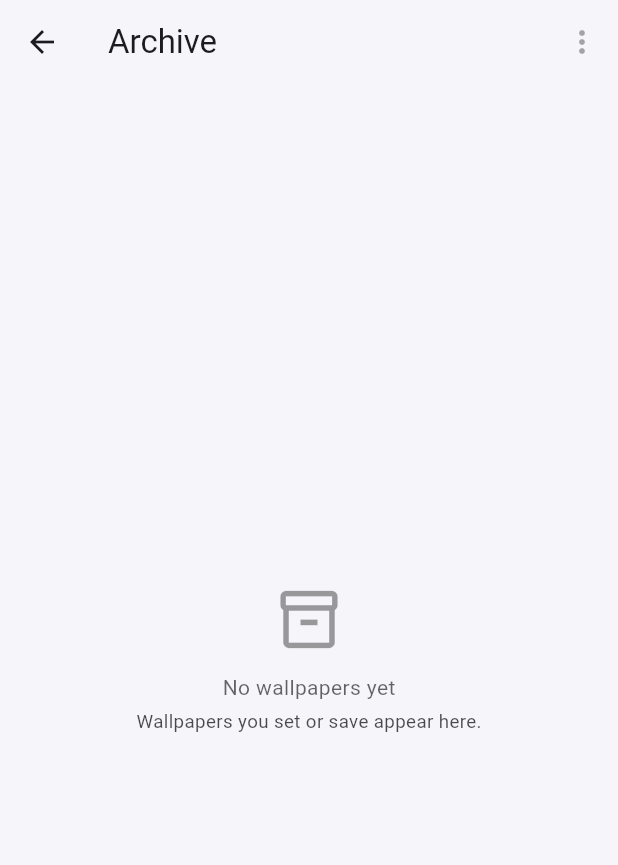
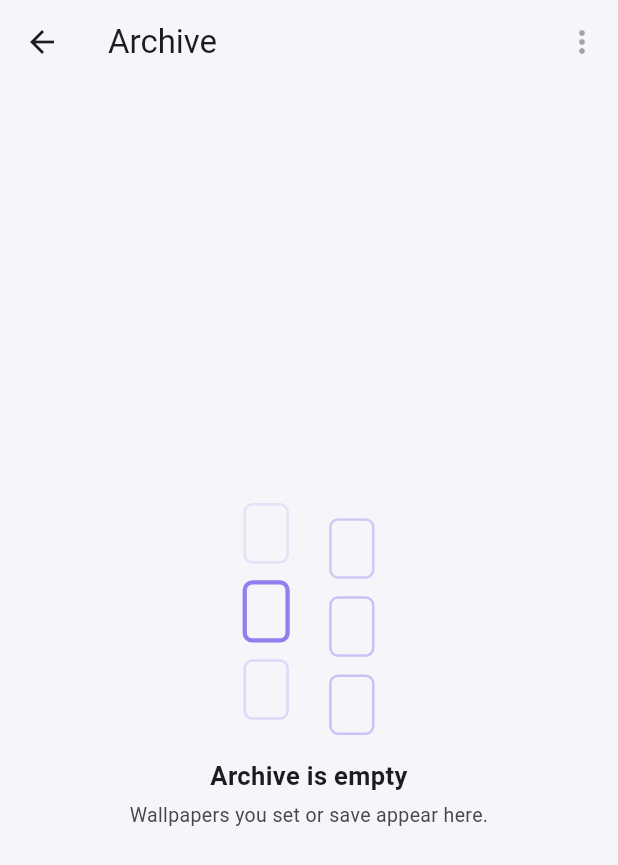
Before and after one commit to sherdor06/Wallpaper_app, a Flutter app: the screen it shows after launch, scrolled down 32 dp, after a tap on the "favorite outline" icon, after a tap on the "inventory 2" icon, on a phone screen of 412 x 824 dp. Shown: the top 865 px of the screen. Run offline on Flutter 3.47's test engine with Material 3 defaults, Android fonts, the phone set to English and light mode, and no system bars; our stand-ins replace cached_network_image, cupertino_native_better, dio, firebase_analytics, firebase_core, firebase_crashlytics and 4 more; missing offline and left inert: app_tracking_transparency, applovin_max, appmetrica_plugin, liquid_glass_widgets; accounts and stored records are empty; generated files the repository leaves out were written again; network calls fail; project files that could hold a hidden picture were left out.

Commit message:
Give Favorites and Archive real empty states
Both screens said almost nothing when empty, in text that was hard-coded
white and so nearly invisible in the light theme. They now share one
EmptyState widget -- animation, headline, sub-line, optional action -- so
the two cannot drift apart, and Home's empty grid goes through it too.

The animations come from the design project's own 10c/10d (heart, grid),
imported rather than redrawn. Two fallbacks sit under them: the bundled
empty.json, then a glyph. A missing asset is a silent runtime failure, and
an empty state is the last screen that should break.

Favorites gets a "Browse wallpapers" button that switches tab rather than
popping -- it is a page in an IndexedStack, and a pop would close the
shell. Archive gets no button (back or the tab bar already leads out) and
a larger animation, its artwork covering only half its canvas.

Archive's sub-line is not the one the spec asked for: this screen is
HistoryService, filled by setting or saving, and its entries never leave
the main grid, so "wallpapers you archive stay here, out of the main grid"
would have described a feature the app does not have.

Co-Authored-By: Claude Opus 5 <noreply@anthropic.com>

```diff
--- a/lib/ui/archive_page.dart
+++ b/lib/ui/archive_page.dart
@@ -11,6 +11,7 @@ import '../models/wallpaper.dart';
 import '../services/history_service.dart';
 import 'detail_page.dart';
 import 'widgets/app_loader.dart';
+import 'widgets/empty_state.dart';
 import 'widgets/floating_chrome.dart';
 import 'widgets/wallpaper_grid.dart' show gridColumnsFor;
 import 'widgets/wallpaper_tile.dart';
@@ -525,23 +526,24 @@ class _Empty extends StatelessWidget {
 
   @override
   Widget build(BuildContext context) {
-    return Center(
-      child: Column(
-        mainAxisSize: MainAxisSize.min,
-        children: [
-          Icon(Icons.inventory_2_outlined,
-              size: 46, color: Theme.of(context).disabledColor),
-          const SizedBox(height: 12),
-          Text('No wallpapers yet',
-              style: TextStyle(color: Theme.of(context).hintColor)),
-          const SizedBox(height: 4),
-          Text(
-            'Wallpapers you set or save appear here.',
-            style: TextStyle(
-                color: Theme.of(context).hintColor.withValues(alpha: 0.7),
-                fontSize: 12.5),
-          ),
-        ],
+    // No action button, unlike Favorites: on Android this page is pushed from
+    // the chrome, so back already returns to the catalog, and on iOS it is a
+    // tab. A "Browse" button here would only duplicate a route the user has.
+    //
+    // The sub-line is not the one the spec asked for ("Wallpapers you archive
+    // stay here, out of the main grid"), because this screen is not that: it is
+    // [HistoryService] — filled automatically by setting or saving, never by an
+    // archive action, and the entries stay in the main grid the whole time.
+    return const Center(
+      child: EmptyState(
+        animation: 'assets/anim/empty_grid.json',
+        headline: 'Archive is empty',
+        subLine: 'Wallpapers you set or save appear here.',
+        fallbackIcon: Icons.inventory_2_outlined,
+        // Larger than the default: the grid artwork is two narrow columns on a
+        // square canvas, so it reads smaller than the heart at the same box.
+        // This screen also has no action button under it, leaving the room.
+        artSize: 168,
       ),
     );
   }
--- a/lib/ui/favorites_tab.dart
+++ b/lib/ui/favorites_tab.dart
@@ -3,6 +3,7 @@ import 'package:flutter/material.dart';
 import '../data/wallpaper_repository.dart';
 import '../services/favorites_service.dart';
 import 'widgets/app_loader.dart';
+import 'widgets/empty_state.dart';
 import 'widgets/floating_chrome.dart';
 import 'widgets/wallpaper_grid.dart';
 
@@ -11,7 +12,14 @@ import 'widgets/wallpaper_grid.dart';
 /// Rebuilds when [FavoritesService] changes (the parent shell listens to it),
 /// so toggling a heart updates this list immediately.
 class FavoritesTab extends StatefulWidget {
-  const FavoritesTab({super.key});
+  /// Sends the user to the catalog — the empty state's way out.
+  ///
+  /// A callback rather than a `Navigator.pop`: this is a tab inside an
+  /// [IndexedStack], not a pushed route, so there is nothing here to pop. Only
+  /// the shell knows how to change tabs.
+  final VoidCallback? onBrowse;
+
+  const FavoritesTab({super.key, this.onBrowse});
 
   @override
   State<FavoritesTab> createState() => _FavoritesTabState();
@@ -60,6 +68,14 @@ class _FavoritesTabState extends State<FavoritesTab> {
               items: items,
               onRefresh: _refresh,
               emptyText: 'No favorites yet',
+              empty: EmptyState(
+                animation: 'assets/anim/empty_d_heart.json',
+                headline: 'No favorites yet',
+                subLine: 'Tap the heart on any wallpaper to keep it here.',
+                fallbackIcon: Icons.favorite_border,
+                actionLabel: widget.onBrowse == null ? null : 'Browse wallpapers',
+                onAction: widget.onBrowse,
+              ),
               topPadding: topInset + kTopChrome + 8,
             );
           },
--- a/lib/ui/home_shell.dart
+++ b/lib/ui/home_shell.dart
@@ -71,7 +71,9 @@ class _HomeShellState extends State<HomeShell> {
 
   List<Widget> get _pages => [
         HomeTab(resetSignal: _homeReset),
-        const FavoritesTab(),
+        // Its empty state offers a way to the catalog, which on both platforms
+        // means switching tab — Favorites is a page in the stack, not a route.
+        FavoritesTab(onBrowse: () => _select(0)),
         if (_archiveIsTab)
           ArchivePage(
             onSelectingChanged: (v) => setState(() => _archiveSelecting = v),
--- /dev/null
+++ b/lib/ui/widgets/empty_state.dart
@@ -0,0 +1,126 @@
+import 'package:flutter/material.dart';
+import 'package:lottie/lottie.dart';
+
+import 'floating_chrome.dart';
+
+/// Fallback animation used when a screen's own asset cannot be loaded. It ships
+/// with the app, so it is always there.
+const _fallbackAnimation = 'assets/anim/empty.json';
+
+/// Shared empty state: a looping line-art animation over a headline, one line
+/// explaining how the screen fills up, and an optional action.
+///
+/// One widget rather than one per screen. The only things that differ between
+/// Favorites and Archive are the asset, the words, and whether there is a
+/// button; keeping the geometry in a single place is what stops the two from
+/// drifting apart the next time either is touched.
+class EmptyState extends StatelessWidget {
+  /// Bundled Lottie JSON — `assets/anim/…`, never a network fetch. An empty
+  /// state is exactly the screen a user sees while offline.
+  final String animation;
+
+  final String headline;
+  final String? subLine;
+
+  /// Optional action. The button appears only when both are given.
+  final String? actionLabel;
+  final VoidCallback? onAction;
+
+  /// Glyph drawn if no animation loads at all — see [_art].
+  final IconData fallbackIcon;
+
+  /// Box the animation is drawn in. 130 suits artwork that fills its canvas;
+  /// raise it for a drawing that only occupies part of one, so the two states
+  /// read as the same size even though their assets do not.
+  ///
+  /// The grid animation is the case in point: its cards cover about half the
+  /// canvas width, so at 130 it looked noticeably smaller than the heart, which
+  /// spans nearly all of its own.
+  final double artSize;
+
+  const EmptyState({
+    super.key,
+    required this.animation,
+    required this.headline,
+    required this.fallbackIcon,
+    this.subLine,
+    this.actionLabel,
+    this.onAction,
+    this.artSize = 130,
+  });
+
+  /// The animation, with two levels of fallback beneath it.
+  ///
+  /// [animation] first, then the bundled [_fallbackAnimation], then a plain
+  /// glyph. An empty state is the one screen that exists to explain an absence,
+  /// so it must never be the thing that breaks — and a missing asset is a silent
+  /// failure at runtime, not a compile error.
+  Widget _art(BuildContext context) {
+    final muted = Theme.of(context).disabledColor;
+    return Lottie.asset(
+      animation,
+      width: artSize,
+      height: artSize,
+      repeat: true,
+      errorBuilder: (_, __, ___) => Lottie.asset(
+        _fallbackAnimation,
+        width: artSize,
+        height: artSize,
+        repeat: true,
+        errorBuilder: (_, __, ___) => SizedBox(
+          width: artSize,
+          height: artSize,
+          child: Center(
+            child: Icon(fallbackIcon, size: artSize * 0.42, color: muted),
+          ),
+        ),
+      ),
+    );
+  }
+
+  @override
+  Widget build(BuildContext context) {
+    final scheme = Theme.of(context).colorScheme;
+    return Column(
+      mainAxisSize: MainAxisSize.min,
+      children: [
+        _art(context),
+        const SizedBox(height: 10),
+        Text(
+          headline,
+          textAlign: TextAlign.center,
+          style: TextStyle(
+            fontSize: 17,
+            fontWeight: FontWeight.w600,
+            color: scheme.onSurface,
+          ),
+        ),
+        if (subLine != null) ...[
+          const SizedBox(height: 6),
+          // Held narrow so the line breaks near the middle instead of running
+          // the full width of a tablet.
+          ConstrainedBox(
+            constraints: const BoxConstraints(maxWidth: 260),
+            child: Text(
+              subLine!,
+              textAlign: TextAlign.center,
+              style: TextStyle(
+                fontSize: 13,
+                height: 1.35,
+                color: scheme.onSurfaceVariant,
+              ),
+            ),
+          ),
+        ],
+        if (actionLabel != null && onAction != null) ...[
+          const SizedBox(height: 20),
+          ChromePillButton(
+            label: actionLabel!,
+            icon: Icons.grid_view_rounded,
+            onTap: onAction!,
+          ),
+        ],
+      ],
+    );
+  }
+}
--- a/lib/ui/widgets/floating_chrome.dart
+++ b/lib/ui/widgets/floating_chrome.dart
@@ -127,6 +127,70 @@ class ChromeIconButton extends StatelessWidget {
   }
 }
 
+/// Floating pill button with a label and an optional leading glyph — the wide
+/// sibling of [ChromeIconButton].
+///
+/// Same platform split as the rest of this file: iOS gets liquid glass (with the
+/// package's press stretch, so it feels like the nav bar it sits under), Android
+/// gets the solid pill, because the glass pipeline is skipped there entirely
+/// (see the `builder` in main.dart) and a lone glass widget would be the only
+/// thing in the app paying for it.
+class ChromePillButton extends StatelessWidget {
+  final String label;
+  final VoidCallback onTap;
+  final IconData? icon;
+
+  const ChromePillButton({
+    super.key,
+    required this.label,
+    required this.onTap,
+    this.icon,
+  });
+
+  @override
+  Widget build(BuildContext context) {
+    final content = Padding(
+      padding: const EdgeInsets.symmetric(horizontal: 22),
+      child: Row(
+        mainAxisSize: MainAxisSize.min,
+        children: [
+          if (icon != null) ...[
+            Icon(icon, size: 18, color: _accent),
+            const SizedBox(width: 8),
+          ],
+          Text(
+            label,
+            style: TextStyle(
+              fontSize: 15,
+              fontWeight: FontWeight.w600,
+              color: Theme.of(context).colorScheme.onSurface,
+            ),
+          ),
+        ],
+      ),
+    );
+
+    if (Platform.isAndroid) {
+      return GestureDetector(
+        onTap: onTap,
+        child: Container(
+          height: kTopBarHeight,
+          alignment: Alignment.center,
+          decoration: _solidDecoration(context, radius: kTopBarHeight / 2),
+          child: content,
+        ),
+      );
+    }
+    // Null width hugs the label (the package puts it straight on a SizedBox).
+    return GlassButton.custom(
+      onTap: onTap,
+      height: kTopBarHeight,
+      shape: const LiquidRoundedSuperellipse(borderRadius: kTopBarHeight / 2),
+      child: content,
+    );
+  }
+}
+
 /// Continuously rotating gradient arc ("comet") around its [child] — decorates
 /// the title pill on both platforms. Respects reduced motion (freezes when
 /// animations are off).
--- a/lib/ui/widgets/wallpaper_grid.dart
+++ b/lib/ui/widgets/wallpaper_grid.dart
@@ -1,9 +1,11 @@
+import 'dart:math' as math;
+
 import 'package:flutter/material.dart';
 import 'package:flutter_staggered_grid_view/flutter_staggered_grid_view.dart';
-import 'package:lottie/lottie.dart';
 
 import '../../models/wallpaper.dart';
 import '../detail_page.dart';
+import 'empty_state.dart';
 import 'wallpaper_tile.dart';
 
 /// Number of columns for a grid [width] wide, chosen so each tile lands near
@@ -31,6 +33,12 @@ class WallpaperGrid extends StatelessWidget {
   final Future<void> Function()? onRefresh;
   final String emptyText;
 
+  /// Shown instead of [emptyText] when the list is empty — an [EmptyState] for
+  /// screens that have something to say about *why* they are empty. Home has
+  /// nothing to say (an empty catalog is a fault, not a state the user created),
+  /// so it stays on the plain line.
+  final Widget? empty;
+
   /// Top inset so the first row starts below the translucent app bar (and any
   /// tab header) while still scrolling behind it.
   final double topPadding;
@@ -40,6 +48,7 @@ class WallpaperGrid extends StatelessWidget {
     required this.items,
     this.onRefresh,
     this.emptyText = 'No wallpapers',
+    this.empty,
     this.topPadding = 8,
   });
 
@@ -52,30 +61,7 @@ class WallpaperGrid extends StatelessWidget {
   @override
   Widget build(BuildContext context) {
     final Widget child = items.isEmpty
-        // Must be scrollable for RefreshIndicator to work.
-        ? ListView(
-            padding: EdgeInsets.only(top: topPadding),
-            children: [
-              const SizedBox(height: 80),
-              Center(
-                child: Lottie.asset(
-                  'assets/anim/empty.json',
-                  width: 160,
-                  height: 160,
-                  repeat: true,
-                  // The empty state must never be the thing that breaks; a
-                  // missing asset falls back to a plain icon.
-                  errorBuilder: (_, __, ___) => const Icon(
-                    Icons.image_not_supported_outlined,
-                    size: 72,
-                    color: Colors.white24,
-                  ),
-                ),
-              ),
-              const SizedBox(height: 8),
-              Center(child: Text(emptyText, style: const TextStyle(color: Colors.white54))),
-            ],
-          )
+        ? _buildEmpty(context)
         : LayoutBuilder(
             // Measures the grid itself rather than the window: this sits inside
             // the shell's padding, and on a tablet the difference is a whole
@@ -103,4 +89,37 @@ class WallpaperGrid extends StatelessWidget {
     if (onRefresh == null) return child;
     return RefreshIndicator(onRefresh: onRefresh!, child: child);
   }
+
+  /// The empty view, centred in whatever room is left between the floating top
+  /// chrome and the bottom nav — and scrollable even though it always fits, or
+  /// [RefreshIndicator] would have nothing to pull on.
+  Widget _buildEmpty(BuildContext context) {
+    // The shell uses extendBody, so the nav bar and the ad banner sit *over* the
+    // bottom of this box; centring in the raw height would tuck the action
+    // button under them.
+    final bottomInset = MediaQuery.of(context).padding.bottom;
+    return LayoutBuilder(
+      builder: (context, constraints) => SingleChildScrollView(
+        physics: const AlwaysScrollableScrollPhysics(),
+        padding: EdgeInsets.only(top: topPadding, bottom: bottomInset),
+        child: ConstrainedBox(
+          constraints: BoxConstraints(
+            // An unbounded parent would make this infinite and blow up the
+            // layout, so fall back to hugging the content there.
+            minHeight: constraints.hasBoundedHeight
+                ? math.max(0, constraints.maxHeight - topPadding - bottomInset)
+                : 0,
+          ),
+          child: Center(
+            child: empty ??
+                EmptyState(
+                  animation: 'assets/anim/empty.json',
+                  headline: emptyText,
+                  fallbackIcon: Icons.image_not_supported_outlined,
+                ),
+          ),
+        ),
+      ),
+    );
+  }
 }
```
Also changed, not shown: assets/anim/empty_d_heart.json (added, +1 -0 lines), assets/anim/empty_grid.json (added, +1 -0 lines).
